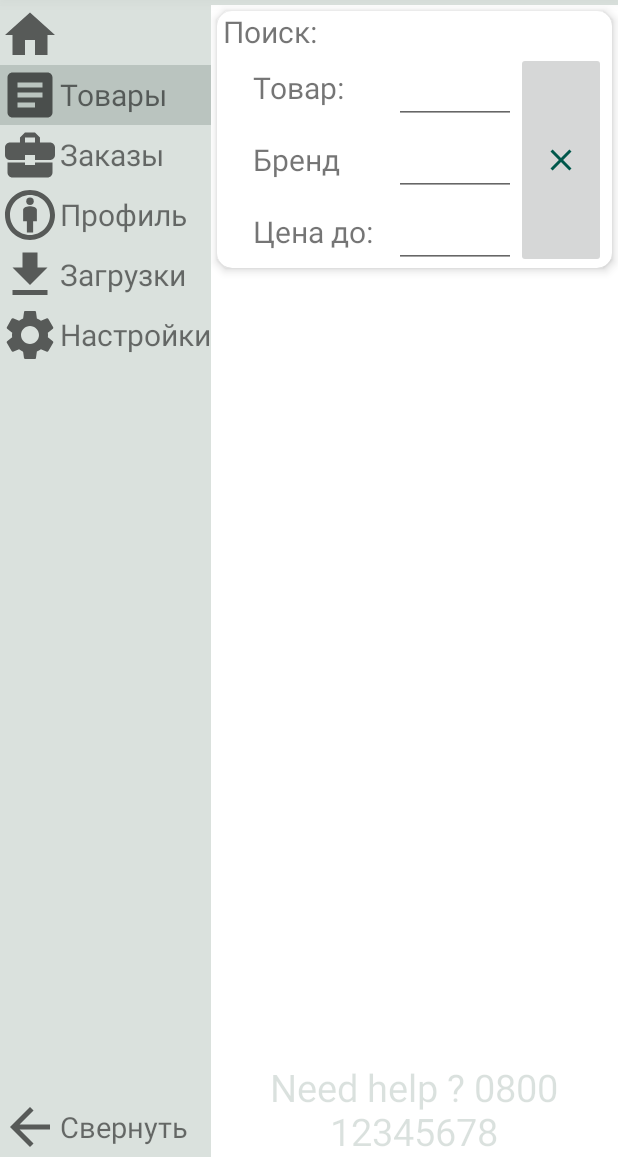
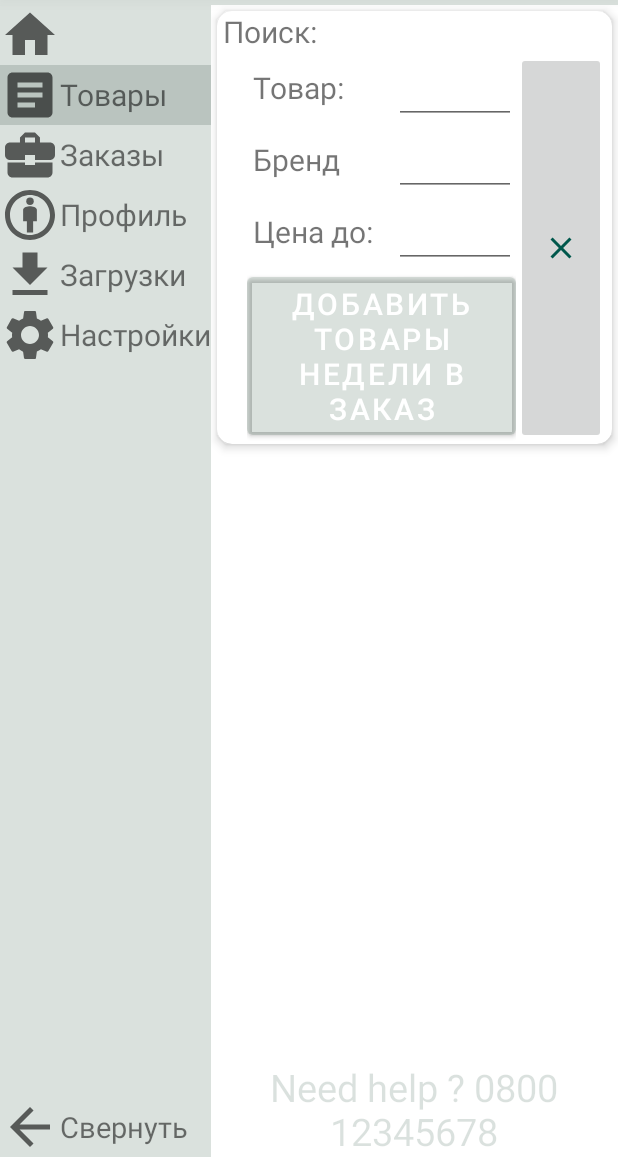
Before and after one commit to roman7767/GrandInstrument_test1, an Android app: the MainActivity screen opened directly, with no data from a screen before it, after a tap on "Товары", on a phone screen of 412 x 824 dp, the part 79-1236 px from its top. Run offline under Robolectric (Android 15) with nearby library versions, the phone set to English and light mode, and no system bars; our stand-ins replace Volley; libraries missing offline, so code that uses them is left out: com.androidessence.recyclerviewcursoradapter; pictures from the network do not load; 7 statements that could not run were skipped.

Commit message:
16.11.21

```diff
--- a/app/src/main/java/com/example/grandinstrument/GoodsListFragment.java
+++ b/app/src/main/java/com/example/grandinstrument/GoodsListFragment.java
@@ -86,6 +86,7 @@ public class GoodsListFragment extends Fragment implements LoaderManager.LoaderC
     private MenuItem itemMenuShowPrice;
     private TextView tvTitle;
     private View mainView;
+    private Button btAddAllDiscountGoods;
 
 
     public void setTitleActivity(){
@@ -161,15 +162,12 @@ public class GoodsListFragment extends Fragment implements LoaderManager.LoaderC
         etSeekBrand = mainView.findViewById(R.id.etSeekBrand);
         etPriceTo = mainView.findViewById(R.id.etPriceTo);
 
-
         adapter = new GoodsRecyclerViewCursorAdapter(mContext);
         manager = new LinearLayoutManager(mContext);
 
         recyclerView.setAdapter(adapter);
         recyclerView.setLayoutManager(manager);
         recyclerView.hasFixedSize();
-
-
 
         etSeek.setOnEditorActionListener(new TextView.OnEditorActionListener() {
             @Override
@@ -234,6 +232,13 @@ public class GoodsListFragment extends Fragment implements LoaderManager.LoaderC
             }
         });
 
+        btAddAllDiscountGoods = mainView.findViewById(R.id.btAddAllDiscountGoods);
+        btAddAllDiscountGoods.setOnClickListener(new View.OnClickListener() {
+            @Override
+            public void onClick(View v) {
+                Utils.addAllDiscountGoods(Utils.mainContext);
+            }
+        });
         return mainView;
     }
 
--- a/app/src/main/res/layout-land/activity_goods_list.xml
+++ b/app/src/main/res/layout-land/activity_goods_list.xml
@@ -166,7 +166,12 @@
 
             </LinearLayout>
 
-
+            <Button
+                android:id="@+id/btAddAllDiscountGoods"
+                android:textSize="20sp"
+                android:text="Добавить товары недели в заказ"
+                android:layout_width="match_parent"
+                android:layout_height="wrap_content"/>
         </LinearLayout>
 
     </androidx.cardview.widget.CardView>
@@ -177,7 +182,7 @@
         android:layout_width="match_parent"
         android:layout_height="match_parent"
         android:layout_marginLeft="2dp"
-        android:layout_marginTop="180dp"
+        android:layout_marginTop="220dp"
         android:layout_marginBottom="40dp"
         app:layout_constraintBottom_toBottomOf="parent"
         app:layout_constraintEnd_toEndOf="parent"
@@ -213,11 +218,11 @@
                     android:textStyle="normal" />
 
                 <TextView
-                    android:layout_weight="1"
                     android:id="@+id/description_tv"
                     android:layout_width="450dp"
                     android:layout_height="wrap_content"
                     android:layout_gravity="center"
+                    android:layout_weight="1"
                     android:background="@color/grand_color"
                     android:gravity="center"
 
--- a/app/src/main/res/layout/activity_goods_list.xml
+++ b/app/src/main/res/layout/activity_goods_list.xml
@@ -149,7 +149,12 @@
                             android:minWidth="80dp"
                             android:textSize="20sp" />
                     </LinearLayout>
-
+                    <Button
+                        android:id="@+id/btAddAllDiscountGoods"
+                        android:textSize="20sp"
+                        android:text="Добавить товары недели в заказ"
+                        android:layout_width="match_parent"
+                        android:layout_height="wrap_content"/>
                 </LinearLayout>
 
                 <ImageButton
@@ -179,8 +184,8 @@
 
         android:layout_width="match_parent"
         android:layout_height="match_parent"
+        android:layout_marginTop="220dp"
         android:layout_marginBottom="40dp"
-        android:layout_marginTop="180dp"
         app:layout_constraintBottom_toTopOf="@+id/tv_Phone"
         app:layout_constraintEnd_toEndOf="parent"
         app:layout_constraintHorizontal_bias="0.0"
```
Also changed, not shown: app/src/main/java/com/example/grandinstrument/adapters/GoodsRecyclerViewCursorAdapter.java (+21 -11 lines), app/src/main/java/com/example/grandinstrument/utils/Utils.java (+87 -1 lines).
